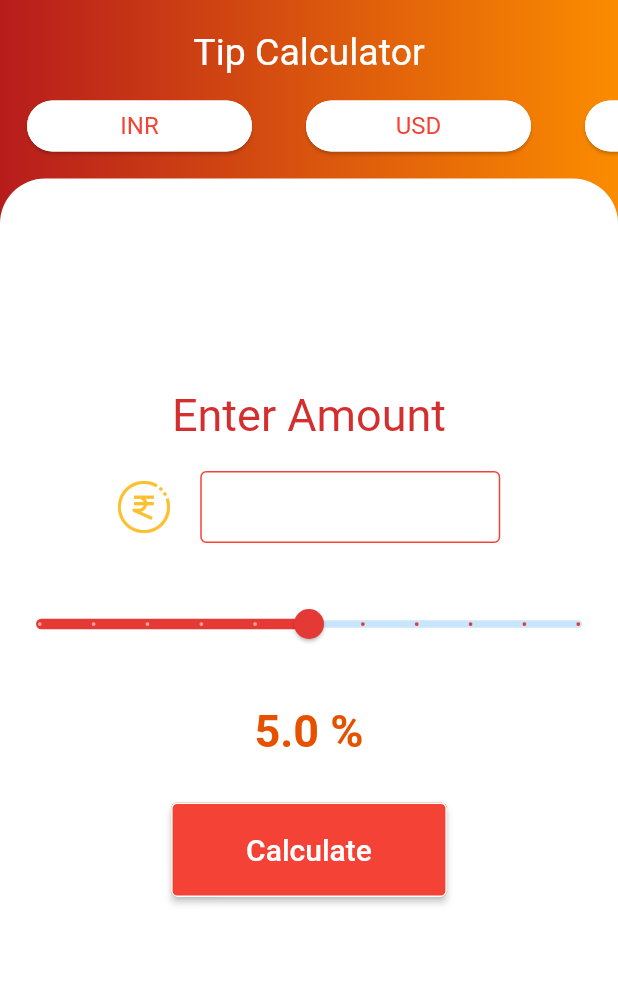
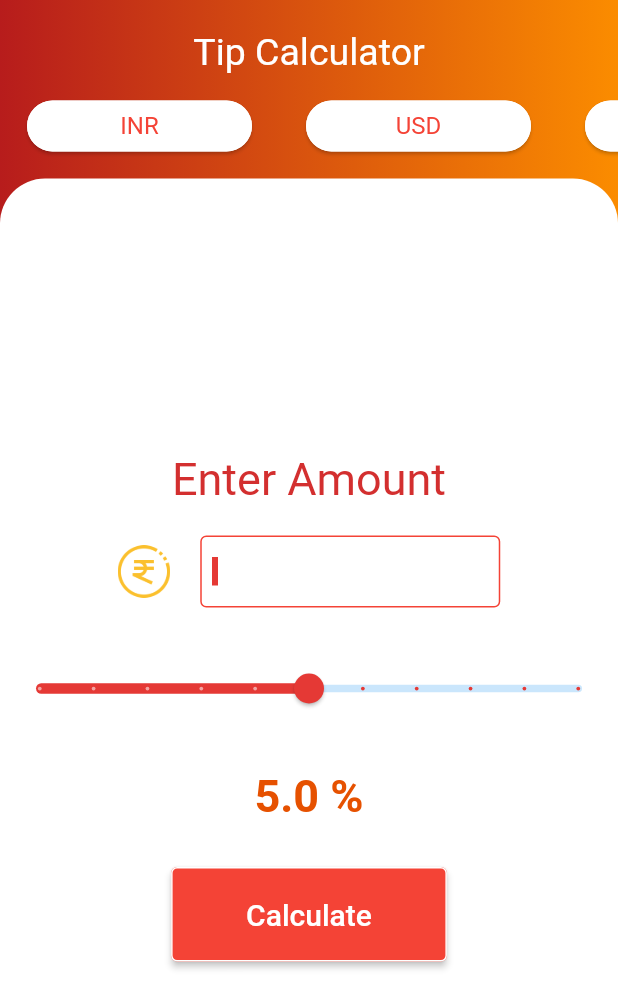
Before and after one commit to DhruvJ2/tip_calculator, a Flutter app: the screen it shows after launch, on a phone screen of 412 x 824 dp. Shown: the top 1008 px of the screen. Run offline on Flutter 3.47's test engine with Material 2 defaults, Android fonts, the light colour scheme and no system bars; our stand-ins replace animated_text_kit.

Commit message:
Modify files

```diff
--- a/lib/Calculator_display.dart
+++ b/lib/Calculator_display.dart
@@ -28,7 +28,7 @@ class _Calculator_displayState extends State<Calculator_display> {
       borderSide: BorderSide(color: Colors.red)
     );
   double percentage=5.0;
-
+  final _key=GlobalKey<FormState>();
 
   @override
   void initState(){
@@ -71,9 +71,14 @@ class _Calculator_displayState extends State<Calculator_display> {
   Widget build(BuildContext context) {
     return Container(
         child: Center(
+            child:SingleChildScrollView(
+              child: Form(
+                key: _key,
                 child: Column(
+                  mainAxisAlignment: MainAxisAlignment.center,
+                  crossAxisAlignment: CrossAxisAlignment.center,
                       children:<Widget>[
-            Padding(padding:EdgeInsets.all(70.0)),
+                        // Padding(padding:EdgeInsets.all(40.0)),
                             Text(
                               'Enter Amount',
                               style: TextStyle(
@@ -90,18 +95,26 @@ class _Calculator_displayState extends State<Calculator_display> {
                             SizedBox(width: 20.0,),
                             Container(
                                width: 200.0,
-                   child: TextField(
+                               child: TextFormField(
+                                 autofocus: true,
                                 keyboardType: TextInputType.number,
                                 controller: _controller,
                                 decoration: InputDecoration(
                                   contentPadding: EdgeInsets.symmetric(vertical: 8 , horizontal: 8),
                                   enabledBorder: outlineinputborder,
                                   focusedBorder: outlineinputborder,
+                                  focusedErrorBorder: outlineinputborder,
                                 ),
                                 cursorWidth: 4.0,
                                 cursorColor: Colors.red.shade600,
                                 onChanged: (text) {
                                   widget.onTap(int.parse(_controller.text));
+                                },
+                                validator: (String? value) {
+                                   if(value!.isEmpty){
+                                     return "Please Enter amount";
+                                   }
+                                   return null;
                                  },
                               ),
                             ),
@@ -136,6 +149,7 @@ class _Calculator_displayState extends State<Calculator_display> {
                         SizedBox(height: 30.0,),
                         ElevatedButton(
                           onPressed: () {
+                            if(_key.currentState!.validate())
                             Navigator.of(context).push(
                              MaterialPageRoute(
                                 builder: (context) => CalculatedScreen(amount: (percentage/100)*widget.amount , current_currency: widget.currentcurrency,),
@@ -156,6 +170,8 @@ class _Calculator_displayState extends State<Calculator_display> {
                       ],
                     ),
               ),
+            ),
+        ),
     );
   }
 }
--- a/lib/IconChanger.dart
+++ b/lib/IconChanger.dart
@@ -8,19 +8,16 @@ class Icon_Changer extends StatelessWidget {
   @override
   Widget build(BuildContext context) {
 
-    if(current_currency=="USD"){
+    switch(current_currency){
+    case "USD":
      return ImageIcon(AssetImage('assets/dollar.png'),size: 35,color: Colors.yellow[700],);
-    }
-    else if(current_currency=="EUR"){
+    case "EUR":
      return ImageIcon(AssetImage('assets/euro.png'),size: 35,color: Colors.yellow[700],);
-    }
-    else if(current_currency=="YEN"){
+    case "YEN":
      return ImageIcon(AssetImage('assets/yen.png'),size: 35,color: Colors.yellow[700],);
-    }
-    else if(current_currency=="CAD"){
+    case "CAD":
      return ImageIcon(AssetImage('assets/canadian-dollar.png'),size: 35,color: Colors.yellow[700],);
-    }
-    else{
+    default:
       return ImageIcon(AssetImage('assets/rupee.png'),size: 35,color: Colors.yellow[700],);
     }
   }
--- a/lib/main.dart
+++ b/lib/main.dart
@@ -11,7 +11,6 @@ class TipCalculator extends StatelessWidget{
   Widget build(BuildContext context){
     return MaterialApp(
       title: 'Tip Calculator',
-      debugShowCheckedModeBanner: false,
       home: HomePage(),
     );
   }
```
Also changed, not shown: lib/CalculatedScreen.dart (+24 -10 lines), 1 other file. Lines whose indentation alone changed are shown as unchanged.
